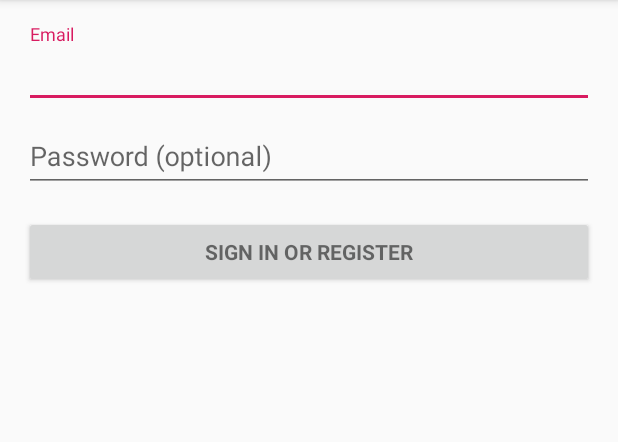
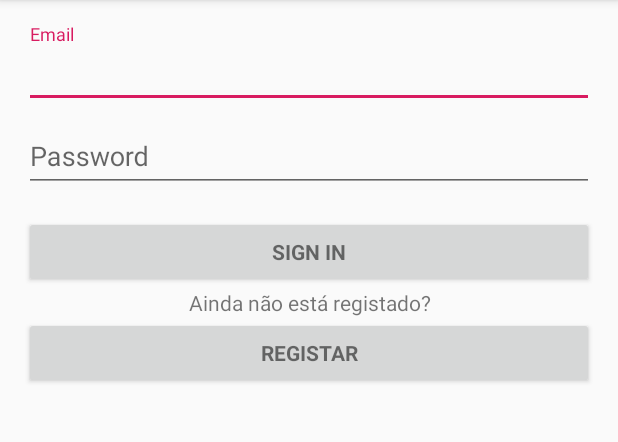
Before and after one commit to TiagoCrispim/MyScores, an Android app: the screen it shows after launch (LoginActivity), on a phone screen of 412 x 824 dp, the part 84-526 px from its top. Run offline under Robolectric (Android 15) with nearby library versions, the phone set to English and light mode, and no system bars; 2 statements that could not run were skipped.

Commit message:
Login and Register Activity

```diff
--- a/app/build.gradle
+++ b/app/build.gradle
@@ -22,6 +22,7 @@ dependencies {
     implementation fileTree(dir: 'libs', include: ['*.jar'])
     implementation 'com.android.support:appcompat-v7:28.0.0'
     implementation 'com.android.support:design:28.0.0'
+    implementation 'com.android.support.constraint:constraint-layout:1.1.3'
     testImplementation 'junit:junit:4.12'
     androidTestImplementation 'com.android.support.test:runner:1.0.2'
     androidTestImplementation 'com.android.support.test.espresso:espresso-core:3.0.2'
--- a/app/src/main/AndroidManifest.xml
+++ b/app/src/main/AndroidManifest.xml
@@ -1,6 +1,7 @@
 <?xml version="1.0" encoding="utf-8"?>
 <manifest xmlns:android="http://schemas.android.com/apk/res/android"
     package="pt.ipleiria.estg.dei.amsi.myscores">
+
     <!-- To auto-complete the email text field in the login form with the user's emails -->
     <uses-permission android:name="android.permission.GET_ACCOUNTS" />
     <uses-permission android:name="android.permission.READ_PROFILE" />
@@ -22,6 +23,11 @@
                 <category android:name="android.intent.category.LAUNCHER" />
             </intent-filter>
         </activity>
+
+        <activity android:name=".MainActivity" />
+        <activity
+            android:name=".Register"
+            android:parentActivityName=".LoginActivity"/>
     </application>
 
 </manifest>
--- a/app/src/main/res/layout/activity_login.xml
+++ b/app/src/main/res/layout/activity_login.xml
@@ -70,7 +70,25 @@
                 android:layout_width="match_parent"
                 android:layout_height="wrap_content"
                 android:layout_marginTop="16dp"
-                android:text="@string/action_sign_in"
+                android:text="@string/action_sign_in_short"
+                android:textStyle="bold" />
+
+            <TextView
+                android:id="@+id/textView"
+                android:layout_width="match_parent"
+                android:layout_height="wrap_content"
+                android:text="@string/text_registar"
+                android:textAlignment="center" />
+
+            <Button
+                android:id="@+id/register_button"
+                style="?android:textAppearanceSmall"
+                android:layout_width="match_parent"
+                android:layout_height="wrap_content"
+                android:fontFamily="sans-serif"
+                android:onClick="onClickRegistar"
+                android:text="@string/action_register"
+                android:textSize="14sp"
                 android:textStyle="bold" />
 
         </LinearLayout>
--- a/app/src/main/res/values/strings.xml
+++ b/app/src/main/res/values/strings.xml
@@ -1,8 +1,9 @@
 <resources>
     <string name="app_name">MyScores</string>
-    <!-- Strings related to login -->
+    <!-- Strings related to login activity -->
     <string name="prompt_email">Email</string>
-    <string name="prompt_password">Password (optional)</string>
+    <string name="prompt_password">Password</string>
+    <string name="prompt_password_confirmassao">Password (Confirmação)</string>
     <string name="action_sign_in">Sign in or register</string>
     <string name="action_sign_in_short">Sign in</string>
     <string name="error_invalid_email">This email address is invalid</string>
@@ -12,4 +13,16 @@
     <string name="permission_rationale">"Contacts permissions are needed for providing email
         completions."
     </string>
+    <string name="text_registar">Ainda não está registado?</string>
+    <string name="action_register">Registar</string>
+
+    <!-- Strings related to register activity -->
+    <string name="text_login">Já está registado?</string>
+    <string name="action_sign_up">Sign up</string>
+    <string name="action_login">Login</string>
+    <string name="prompt_username">Username</string>
+    <string name="prompt_dataDeNascimento">Data de Nascimento</string>
+    <string name="text_instrucao_registo">Preencha os seguintes campos para efetuar o seu registo:</string>
+
+    <!-- Strings related to main activity -->
 </resources>
```
Also changed, not shown: app/src/main/java/pt/ipleiria/estg/dei/amsi/myscores/LoginActivity.java (+12 -0 lines), app/src/main/java/pt/ipleiria/estg/dei/amsi/myscores/MainActivity.java (added, +13 -0 lines), app/src/main/java/pt/ipleiria/estg/dei/amsi/myscores/Register.java (added, +15 -0 lines), app/src/main/res/layout/activity_main.xml (added, +9 -0 lines), app/src/main/res/layout/activity_register.xml (added, +128 -0 lines).
